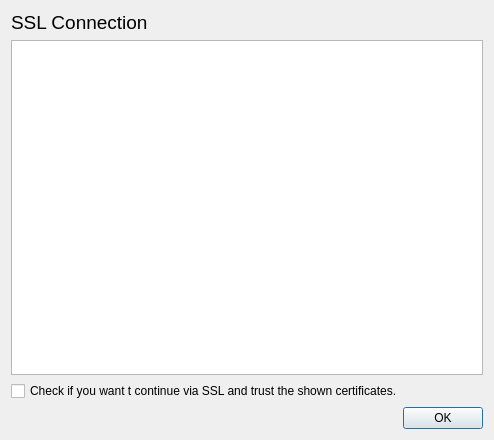
Above: src/mirall/sslerrorsdialog.ui from nextcloud/desktop before the change. Below: the same form after it.
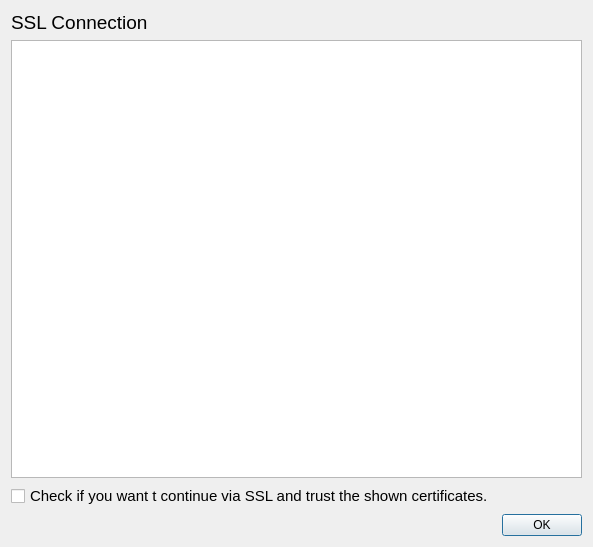
That is the form after the change.

Patch:
```diff
--- a/src/mirall/sslerrorsdialog.ui
+++ b/src/mirall/sslerrorsdialog.ui
@@ -6,8 +6,8 @@
    <rect>
     <x>0</x>
     <y>0</y>
-    <width>494</width>
-    <height>440</height>
+    <width>593</width>
+    <height>547</height>
    </rect>
   </property>
   <property name="windowTitle">
@@ -16,6 +16,11 @@
   <layout class="QGridLayout" name="gridLayout">
    <item row="2" column="0">
     <widget class="QCheckBox" name="_cbTrustConnect">
+     <property name="font">
+      <font>
+       <pointsize>11</pointsize>
+      </font>
+     </property>
      <property name="text">
       <string>Check if you want t continue via SSL and trust the shown certificates.</string>
      </property>
```
